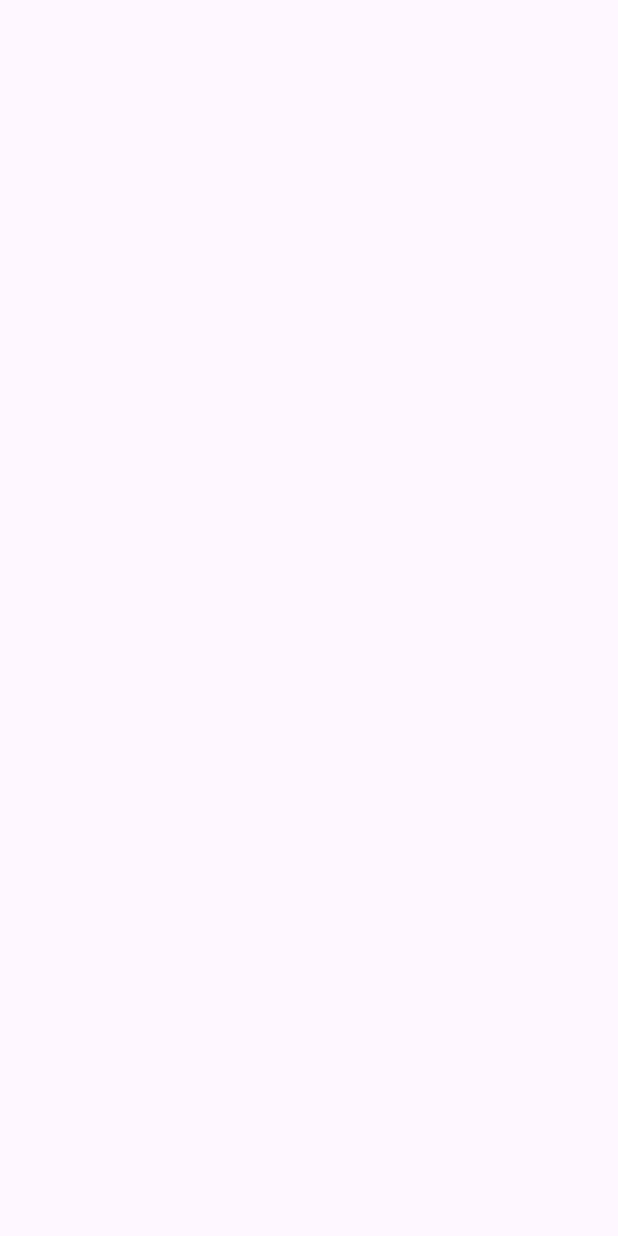
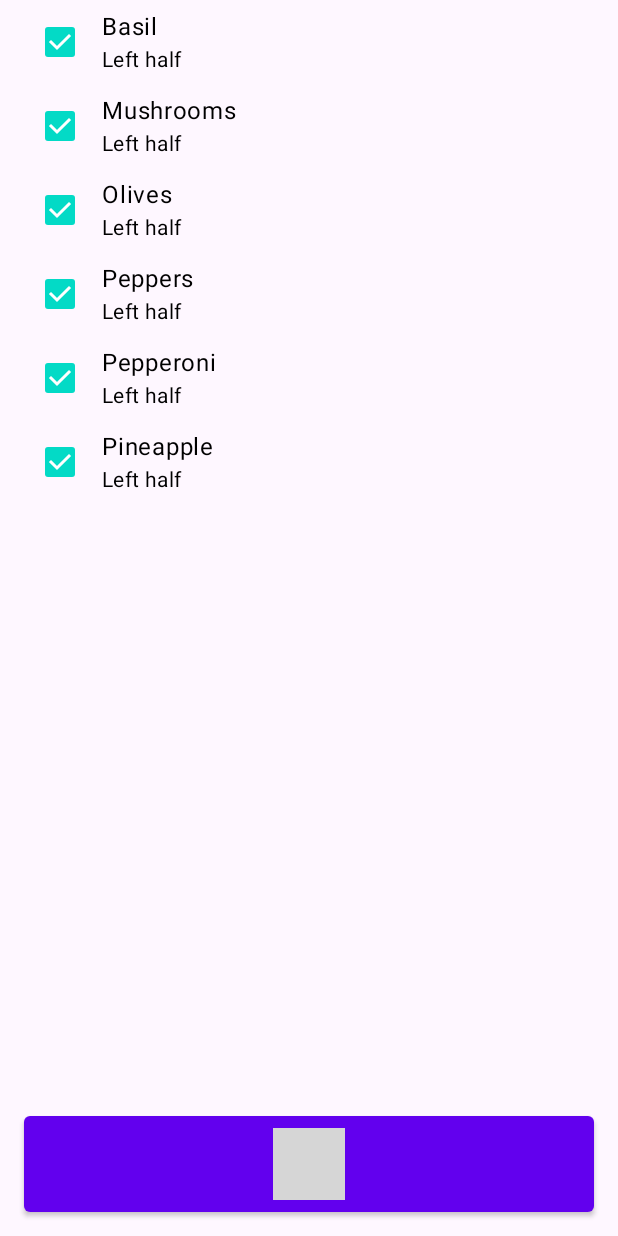
Before and after one commit to yashwanthgajji/BNR-AD-CodaPizza, an Android app built with Jetpack Compose: the screen it shows after launch (MainActivity), on a phone screen of 412 x 824 dp. Before the commit the screen is empty. Run offline under Robolectric (Android 15) with nearby library versions, the phone set to English and light mode, and no system bars; 1 statement that could not run was skipped; grey boxes are pictures that could not be loaded.

```diff
--- a/app/src/main/java/com/yash/android/bnr/codapizza/MainActivity.kt
+++ b/app/src/main/java/com/yash/android/bnr/codapizza/MainActivity.kt
@@ -1,14 +1,18 @@
 package com.yash.android.bnr.codapizza
 
 import android.os.Bundle
-import androidx.activity.enableEdgeToEdge
+import androidx.activity.compose.setContent
 import androidx.appcompat.app.AppCompatActivity
-import androidx.core.view.ViewCompat
-import androidx.core.view.WindowInsetsCompat
+import com.yash.android.bnr.codapizza.model.Topping
+import com.yash.android.bnr.codapizza.model.ToppingPlacement
+import com.yash.android.bnr.codapizza.ui.PizzaBuilderScreen
+import com.yash.android.bnr.codapizza.ui.ToppingCell
 
 class MainActivity : AppCompatActivity() {
     override fun onCreate(savedInstanceState: Bundle?) {
         super.onCreate(savedInstanceState)
-        setContentView(R.layout.activity_main)
+        setContent {
+            PizzaBuilderScreen()
+        }
     }
 }
--- /dev/null
+++ b/app/src/main/java/com/yash/android/bnr/codapizza/model/Topping.kt
@@ -0,0 +1,13 @@
+package com.yash.android.bnr.codapizza.model
+
+import androidx.annotation.StringRes
+import com.yash.android.bnr.codapizza.R
+
+enum class Topping(@StringRes val toppingName: Int) {
+    Basil(R.string.topping_basil),
+    Mushroom(R.string.topping_mushroom),
+    Olive(R.string.topping_olive),
+    Peppers(R.string.topping_peppers),
+    Pepperoni(R.string.topping_pepperoni),
+    Pineapple(R.string.topping_pineapple)
+}
--- /dev/null
+++ b/app/src/main/java/com/yash/android/bnr/codapizza/model/ToppingPlacement.kt
@@ -0,0 +1,10 @@
+package com.yash.android.bnr.codapizza.model
+
+import androidx.annotation.StringRes
+import com.yash.android.bnr.codapizza.R
+
+enum class ToppingPlacement(@StringRes val label: Int) {
+    Left(R.string.placement_left),
+    Right(R.string.placement_right),
+    All(R.string.placement_all)
+}
--- /dev/null
+++ b/app/src/main/java/com/yash/android/bnr/codapizza/ui/PizzaBuilderScreen.kt
@@ -0,0 +1,71 @@
+package com.yash.android.bnr.codapizza.ui
+
+import androidx.compose.foundation.layout.Column
+import androidx.compose.foundation.layout.fillMaxWidth
+import androidx.compose.foundation.layout.padding
+import androidx.compose.foundation.lazy.LazyColumn
+import androidx.compose.foundation.lazy.items
+import androidx.compose.material.Button
+import androidx.compose.material.Text
+import androidx.compose.runtime.Composable
+import androidx.compose.ui.Modifier
+import androidx.compose.ui.res.stringResource
+import androidx.compose.ui.text.intl.Locale
+import androidx.compose.ui.text.toUpperCase
+import androidx.compose.ui.tooling.preview.Preview
+import androidx.compose.ui.unit.dp
+import com.yash.android.bnr.codapizza.R
+import com.yash.android.bnr.codapizza.model.Topping
+import com.yash.android.bnr.codapizza.model.ToppingPlacement
+
+@Preview
+@Composable
+fun PizzaBuilderScreen(
+    modifier: Modifier = Modifier
+) {
+    Column(
+        modifier = modifier
+    ) {
+        ToppingList(
+            modifier = Modifier
+                .fillMaxWidth()
+                .weight(1f, fill = true)
+        )
+        OrderButton(
+            modifier = Modifier
+                .fillMaxWidth()
+                .padding(all = 16.dp)
+        )
+    }
+}
+
+@Composable
+private fun ToppingList(
+    modifier: Modifier = Modifier
+) {
+    LazyColumn(
+        modifier = modifier
+    ) {
+        items(Topping.values()) { topping ->
+            ToppingCell(
+                topping = topping,
+                placement = ToppingPlacement.Left,
+                onClickTopping = { /* TODO */}
+            )
+        }
+    }
+}
+
+@Composable
+private fun OrderButton(
+    modifier: Modifier = Modifier
+) {
+    Button(
+        modifier = modifier,
+        onClick = { /*TODO*/ }
+    ) {
+        Text(
+            text = stringResource(id = R.string.place_order_button).toUpperCase(Locale.current)
+        )
+    }
+}
--- /dev/null
+++ b/app/src/main/java/com/yash/android/bnr/codapizza/ui/ToppingCell.kt
@@ -0,0 +1,70 @@
+package com.yash.android.bnr.codapizza.ui
+
+import androidx.compose.foundation.clickable
+import androidx.compose.foundation.layout.Column
+import androidx.compose.foundation.layout.Row
+import androidx.compose.foundation.layout.padding
+import androidx.compose.material.Checkbox
+import androidx.compose.material.MaterialTheme
+import androidx.compose.material.Text
+import androidx.compose.runtime.Composable
+import androidx.compose.ui.Alignment
+import androidx.compose.ui.Modifier
+import androidx.compose.ui.res.stringResource
+import androidx.compose.ui.tooling.preview.Preview
+import androidx.compose.ui.unit.dp
+import com.yash.android.bnr.codapizza.model.Topping
+import com.yash.android.bnr.codapizza.model.ToppingPlacement
+
+@Preview
+@Composable
+private fun ToppingCellPreviewNotOnPizza() {
+    ToppingCell(
+        topping = Topping.Pepperoni,
+        placement = null,
+        onClickTopping = {}
+    )
+}
+
+@Preview
+@Composable
+private fun ToppingCellPreviewOnLeftHalf() {
+    ToppingCell(
+        Topping.Basil,
+        ToppingPlacement.Left,
+        onClickTopping = {}
+    )
+}
+
+@Composable
+public fun ToppingCell(
+    topping: Topping,
+    placement: ToppingPlacement?,
+    modifier: Modifier = Modifier,
+    onClickTopping: () -> Unit
+    ) {
+    Row(
+        verticalAlignment = Alignment.CenterVertically,
+        modifier = modifier
+            .clickable { onClickTopping() }
+            .padding(vertical = 4.dp, horizontal = 16.dp)
+    ) {
+        Checkbox(checked = (placement != null), onCheckedChange = { /* TODO */ })
+        Column(
+            modifier = Modifier
+                .weight(1f, fill = true)
+                .padding(start = 4.dp)
+        ) {
+            Text(
+                text = stringResource(id = topping.toppingName),
+                style = MaterialTheme.typography.body1
+            )
+            if (placement != null) {
+                Text(
+                    text = stringResource(id = placement.label),
+                    style = MaterialTheme.typography.body2
+                )
+            }
+        }
+    }
+}
--- a/app/src/main/res/layout/activity_main.xml
+++ /dev/null
@@ -1,8 +0,0 @@
-<?xml version="1.0" encoding="utf-8"?>
-<androidx.constraintlayout.widget.ConstraintLayout xmlns:android="http://schemas.android.com/apk/res/android"
-    xmlns:app="http://schemas.android.com/apk/res-auto"
-    xmlns:tools="http://schemas.android.com/tools"
-    android:id="@+id/main"
-    android:layout_width="match_parent"
-    android:layout_height="match_parent"
-    tools:context=".MainActivity"/>
--- a/app/src/main/res/values/strings.xml
+++ b/app/src/main/res/values/strings.xml
@@ -1,3 +1,14 @@
 <resources>
     <string name="app_name">Coda Pizza</string>
+    <string name="place_order_button">Place Order</string>
+    <string name="placement_none">None</string>
+    <string name="placement_left">Left half</string>
+    <string name="placement_right">Right half</string>
+    <string name="placement_all">Whole pizza</string>
+    <string name="topping_basil">Basil</string>
+    <string name="topping_mushroom">Mushrooms</string>
+    <string name="topping_olive">Olives</string>
+    <string name="topping_peppers">Peppers</string>
+    <string name="topping_pepperoni">Pepperoni</string>
+    <string name="topping_pineapple">Pineapple</string>
 </resources>
```
Also changed, not shown: app/build.gradle.kts (+12 -0 lines), gradle/libs.versions.toml (+11 -0 lines).
